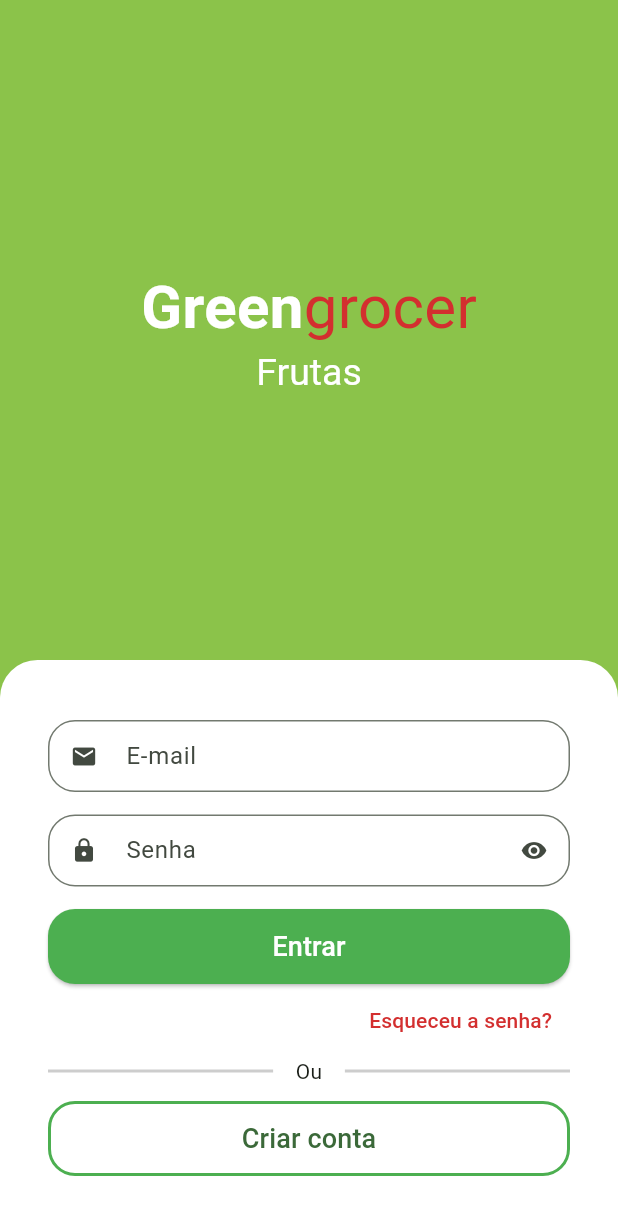
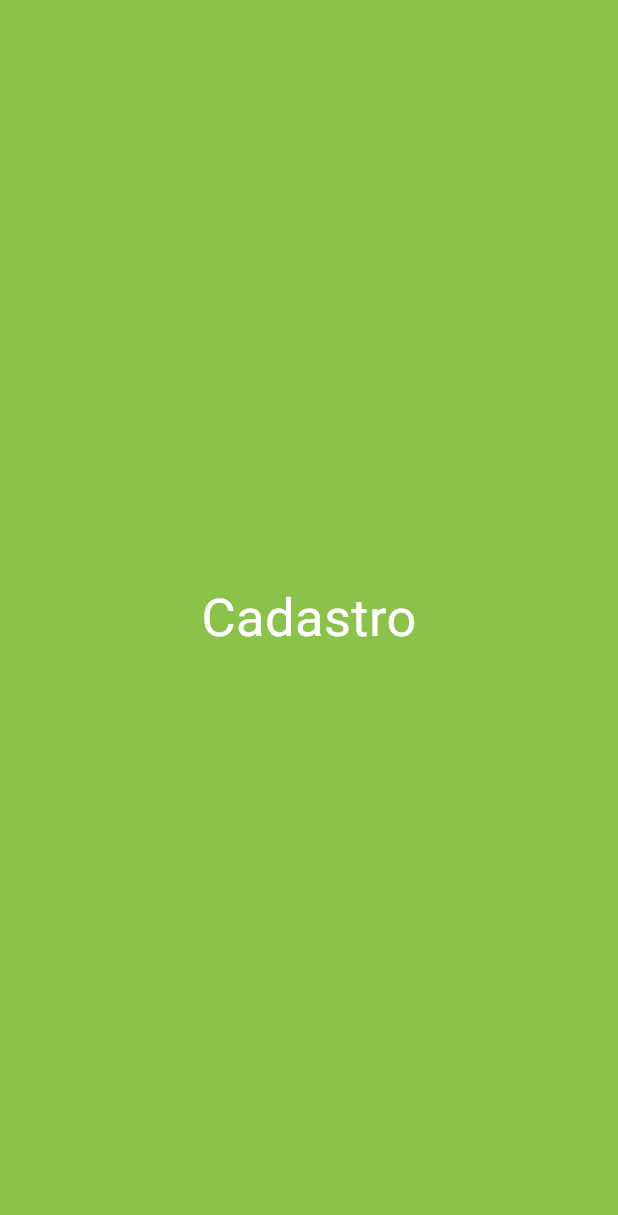
Before and after one commit to LMThomaz/greengrocer, a Flutter app: the screen it shows after launch, after a tap on "Criar conta", on a phone screen of 412 x 824 dp. Shown: the top 1215 px of the screen. Run offline on Flutter 3.47's test engine with Material 2 defaults, Android fonts, the phone set to English and light mode, and no system bars; drawn by our look-alikes of animated_text_kit.

Commit message:
init screen signUp

```diff
--- a/lib/src/auth/sign_in_screen.dart
+++ b/lib/src/auth/sign_in_screen.dart
@@ -1,6 +1,7 @@
 import 'package:animated_text_kit/animated_text_kit.dart';
 import 'package:flutter/material.dart';
 import 'package:greengrocer/src/auth/components/custom_text_field.dart';
+import 'package:greengrocer/src/auth/sign_up_screen.dart';
 import 'package:greengrocer/src/config/custom_colors.dart';
 
 class SignInScreen extends StatelessWidget {
@@ -172,7 +173,13 @@ class SignInScreen extends StatelessWidget {
                             borderRadius: BorderRadius.circular(18),
                           ),
                         ),
-                        onPressed: () {},
+                        onPressed: () {
+                          Navigator.of(context).push(
+                            MaterialPageRoute(builder: (c) {
+                              return const SignUpScreen();
+                            }),
+                          );
+                        },
                         child: const Text(
                           'Criar conta',
                           style: TextStyle(
--- /dev/null
+++ b/lib/src/auth/sign_up_screen.dart
@@ -0,0 +1,30 @@
+import 'package:flutter/material.dart';
+import 'package:greengrocer/src/config/custom_colors.dart';
+
+class SignUpScreen extends StatelessWidget {
+  const SignUpScreen({super.key});
+
+  @override
+  Widget build(BuildContext context) {
+    return Scaffold(
+      backgroundColor: CustomColors.customSwatchColor,
+      body: const Column(
+        children: [
+          Expanded(
+            child: Center(
+              child: Text(
+                'Cadastro',
+                style: TextStyle(
+                  color: Colors.white,
+                  fontSize: 35,
+                ),
+              ),
+            ),
+          ),
+
+          // Form
+        ],
+      ),
+    );
+  }
+}
```
